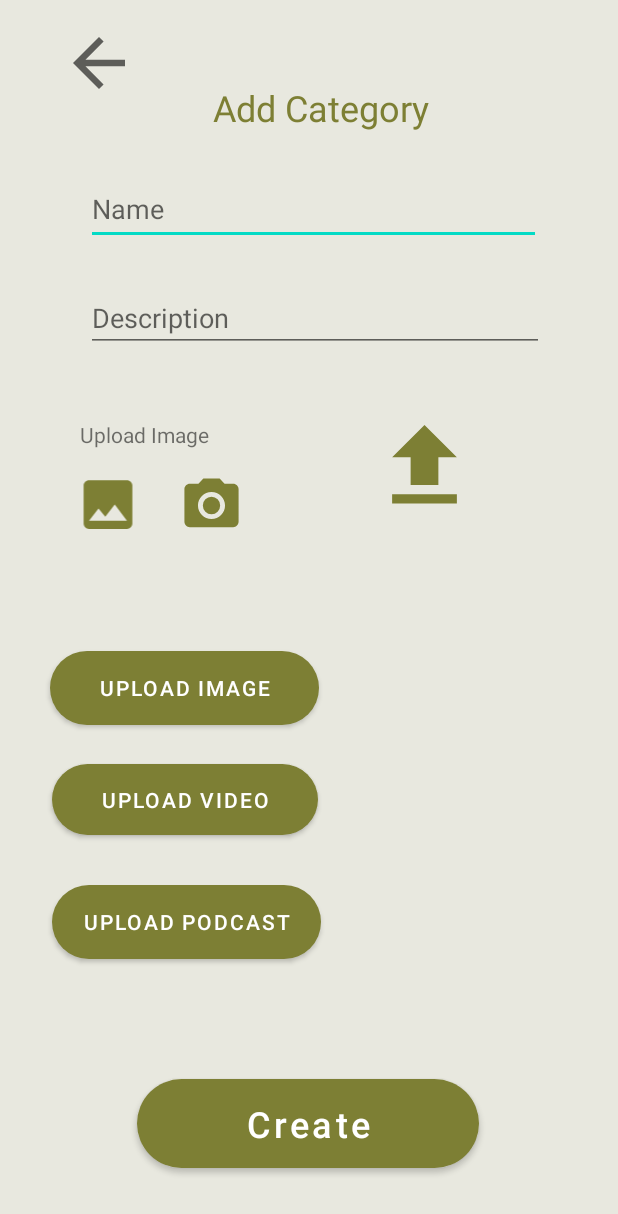
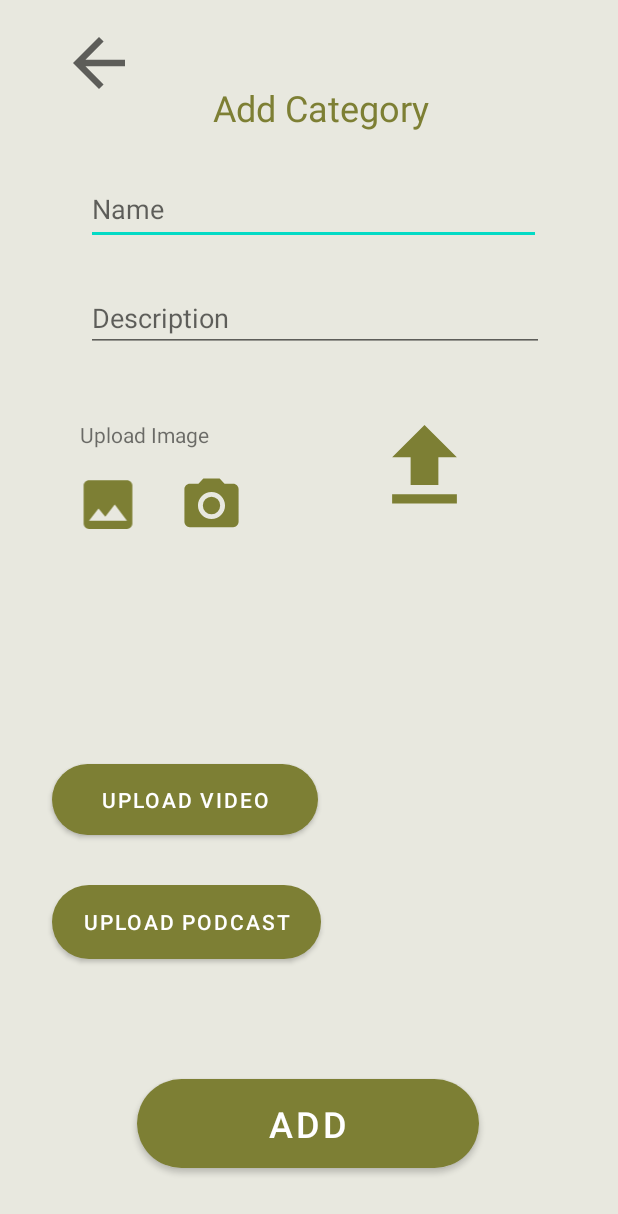
Before and after one commit to WilG02/ImbizoAppWil02, an Android app: the AddCategory screen opened directly, with no data from a screen before it, on a phone screen of 412 x 824 dp. Shown: the top 1214 px of the screen. Run offline under Robolectric (Android 15) with nearby library versions, the phone set to English and light mode, and no system bars; our stand-ins replace Firebase (no records; nobody signed in at launch, a user with empty details on screens opened directly), Picasso; pictures from the network do not load; Roboto replaces fonts that are not available here.

Commit message:
initial-commit-46-UploadCategory

```diff
--- a/app/src/main/java/com/varsitycollege/imbizoappwil02/adminHome.java
+++ b/app/src/main/java/com/varsitycollege/imbizoappwil02/adminHome.java
@@ -33,6 +33,8 @@ public class adminHome extends AppCompatActivity {
     protected void onCreate(Bundle savedInstanceState) {
         super.onCreate(savedInstanceState);
         setContentView(R.layout.activity_admin_home);
+
+        ListUtils.collectionList.clear();
 
         rcyCollectionAdmin = findViewById(R.id.rcyAllCategories);
         imgAddCat = findViewById(R.id.imgAddCategory);
--- a/app/src/main/res/layout/activity_add_category.xml
+++ b/app/src/main/res/layout/activity_add_category.xml
@@ -6,22 +6,6 @@
     android:layout_height="match_parent"
     android:background="#E8E8DF"
     tools:context=".AddCategory">
-
-    <Button
-        android:id="@+id/uploadimg"
-        android:layout_width="179dp"
-        android:layout_height="49dp"
-        android:background="@drawable/button_background"
-        android:backgroundTint="#7D7F34"
-        android:shadowColor="#7D7F34"
-        android:text="Upload Image"
-        app:backgroundTint="#7D7F34"
-        app:layout_constraintBottom_toBottomOf="parent"
-        app:layout_constraintEnd_toEndOf="parent"
-        app:layout_constraintHorizontal_bias="0.142"
-        app:layout_constraintStart_toStartOf="parent"
-        app:layout_constraintTop_toTopOf="parent"
-        app:layout_constraintVertical_bias="0.56" />
 
     <Button
         android:id="@+id/uploadpod"
@@ -145,7 +129,7 @@
         android:background="@drawable/button_background"
         android:backgroundTint="#7D7F34"
         android:shadowColor="#7D7F34"
-        android:text="Create"
+        android:text="ADD"
         android:textAllCaps="false"
         android:textColor="@color/colorPrimaryWhite"
         android:textSize="24sp"
```
Also changed, not shown: app/src/main/java/com/varsitycollege/imbizoappwil02/AddCategory.java (+44 -3 lines).
